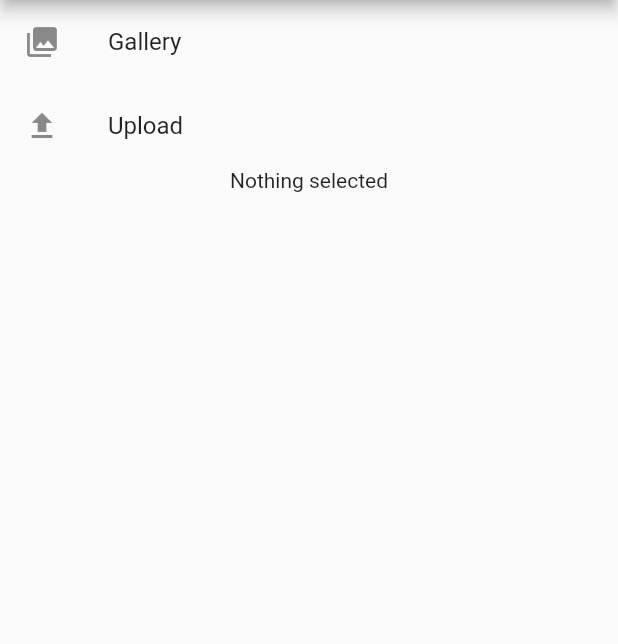
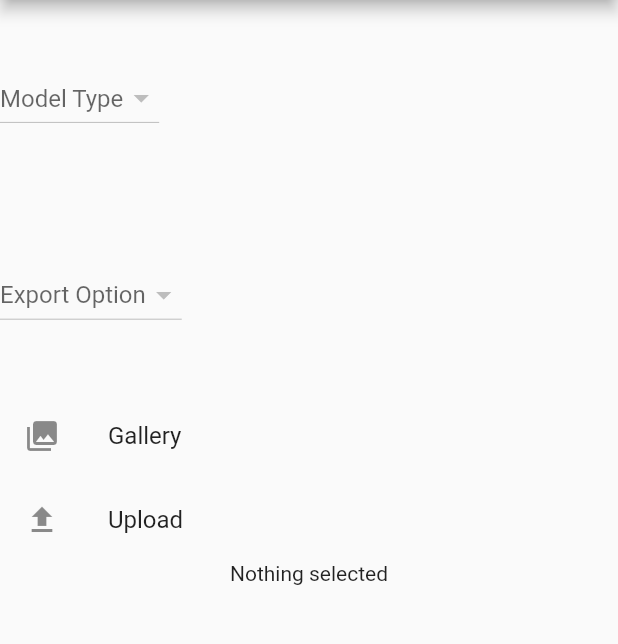
Before and after one commit to OpenCXdev/NerfNet, a Flutter app: the screen it shows after launch, after a tap on "Upload", on a phone screen of 412 x 824 dp, the part 84-728 px from its top. Run offline on Flutter 3.47's test engine with Material 2 defaults, Android fonts, the light colour scheme and no system bars; our stand-ins replace cloud_firestore, file_picker, firebase_core, firebase_storage, flutter_hooks, flutter_riverpod and 5 more; accounts and stored records are empty; generated files the repository leaves out were written again.

Commit message:
add web form basic config options

```diff
--- a/lib/screen/upload/upload_main_layout.dart
+++ b/lib/screen/upload/upload_main_layout.dart
@@ -1,3 +1,4 @@
+import 'package:cognitivestudio/model/utils/enums.dart';
 import 'package:flutter/foundation.dart';
 import 'package:cognitivestudio/screen/upload/upload_view_model.dart';
 import 'package:flutter/material.dart';
@@ -12,6 +13,40 @@ class UploadMainLayout extends HookConsumerWidget {
   Widget build(BuildContext context, WidgetRef ref) {
     final viewModel = ref.watch(uploadViewModelProvider);
     return Column(children: <Widget>[
+      Expanded(
+        flex: 2,
+        child: Row(children: [
+          DropdownButton<NerfModel>(
+            hint: const Text('Model Type'),
+            value: viewModel.selectedModel,
+            onChanged: (newValue) => viewModel.setNerfModel(newValue),
+            items: NerfModel.values
+                .map<DropdownMenuItem<NerfModel>>((NerfModel value) {
+              return DropdownMenuItem<NerfModel>(
+                value: value,
+                child: Text(value.name.toString()),
+              );
+            }).toList(),
+          ),
+        ]),
+      ),
+      Expanded(
+        flex: 2,
+        child: Row(children: [
+          DropdownButton<ExportType>(
+            hint: const Text('Export Option'),
+            value: viewModel.selectedExportType,
+            onChanged: (newValue) => viewModel.setExportType(newValue),
+            items: ExportType.values
+                .map<DropdownMenuItem<ExportType>>((ExportType value) {
+              return DropdownMenuItem<ExportType>(
+                value: value,
+                child: Text(value.name.toString()),
+              );
+            }).toList(),
+          ),
+        ]),
+      ),
       ListTile(
           leading: const Icon(Icons.photo_library),
           title: const Text('Gallery'),
@@ -23,11 +58,11 @@ class UploadMainLayout extends HookConsumerWidget {
           leading: const Icon(Icons.upload),
           title: const Text('Upload'),
           onTap: () async {
-            await viewModel.uploadImage();
+            await viewModel.uploadJob();
             // Navigator.of(context).pop();
           }),
       Expanded(
-        flex: 8,
+        flex: 6,
         child: viewModel.dataset.isEmpty
             ? const Text('Nothing selected')
             : Row(
--- a/lib/screen/upload/upload_view_model.dart
+++ b/lib/screen/upload/upload_view_model.dart
@@ -1,5 +1,7 @@
 import 'dart:io';
 
+import 'package:cognitivestudio/model/query/query.dart';
+import 'package:cognitivestudio/model/utils/enums.dart';
 import 'package:cognitivestudio/repository/firebase_repository.dart';
 import 'package:cognitivestudio/repository/firestore_path.dart';
 import 'package:cognitivestudio/riverpod/firebase_provider.dart';
@@ -14,21 +16,46 @@ class UploadViewModel extends ChangeNotifier {
     this.firebaseRepository,
   );
   final FirebaseRepository firebaseRepository;
-  // final ImagePicker _picker = ImagePicker();
   List<PlatformFile> dataset = List.empty();
-  // XFile? image;
-  // File? image;
-  // Uint8List? webImage;
+  NerfModel selectedModel = NerfModel.instantNGP;
+  ExportType selectedExportType = ExportType.images;
 
-  Future uploadImage() async {
+  void setNerfModel(NerfModel? modelType) {
+    selectedModel = modelType ?? NerfModel.instantNGP;
+    notifyListeners();
+  }
+
+  void setExportType(ExportType? exportType) {
+    selectedExportType = exportType ?? ExportType.images;
+    notifyListeners();
+  }
+
+  Future uploadQuery(DateTime timestamp) async {
+    Query query = Query.fromJson({
+      'nerfModel': selectedModel.name,
+      'exportOption': selectedExportType.name,
+      'timestamp': timestamp.toString(),
+    });
+    await firebaseRepository.setData(
+        path: FirestoreDocPath.query(timestamp.toString()),
+        data: query.toJson());
+  }
+
+  Future uploadImage(DateTime timestamp) async {
     if (dataset.isNotEmpty) {
       // if (kIsWeb) {
-      print('got web');
+      // print('got web');
       await firebaseRepository.uploadFiles(
           storageBucketPath:
-              FirebaseStoragePath.datasetBucket(DateTime.now().toString()),
+              FirebaseStoragePath.datasetBucket(timestamp.toString()),
           files: dataset);
     }
+  }
+
+  Future uploadJob() async {
+    final currentTimestamp = DateTime.now();
+    await uploadQuery(currentTimestamp);
+    await uploadImage(currentTimestamp);
   }
 
   Future<void> pickMultipleFile() async {
```
Also changed, not shown: lib/model/query/query.dart (+25 -0 lines), pubspec.yaml (+4 -3 lines), pubspec.lock.
